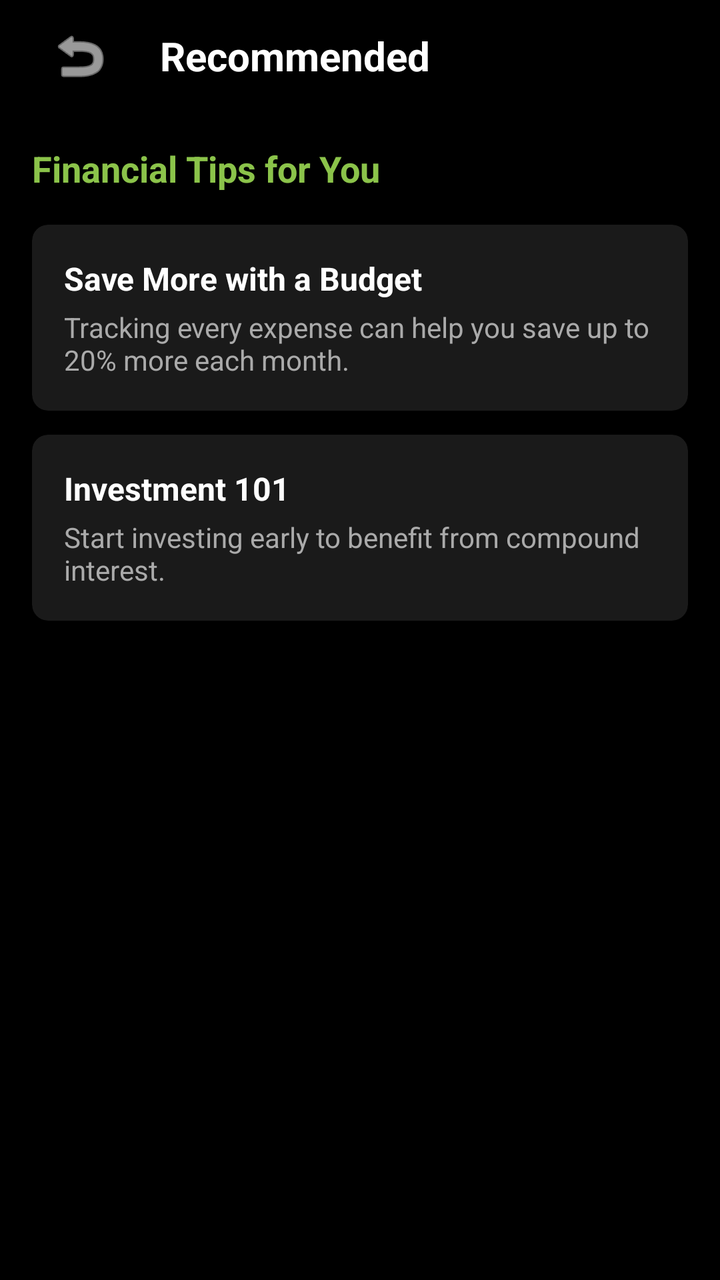
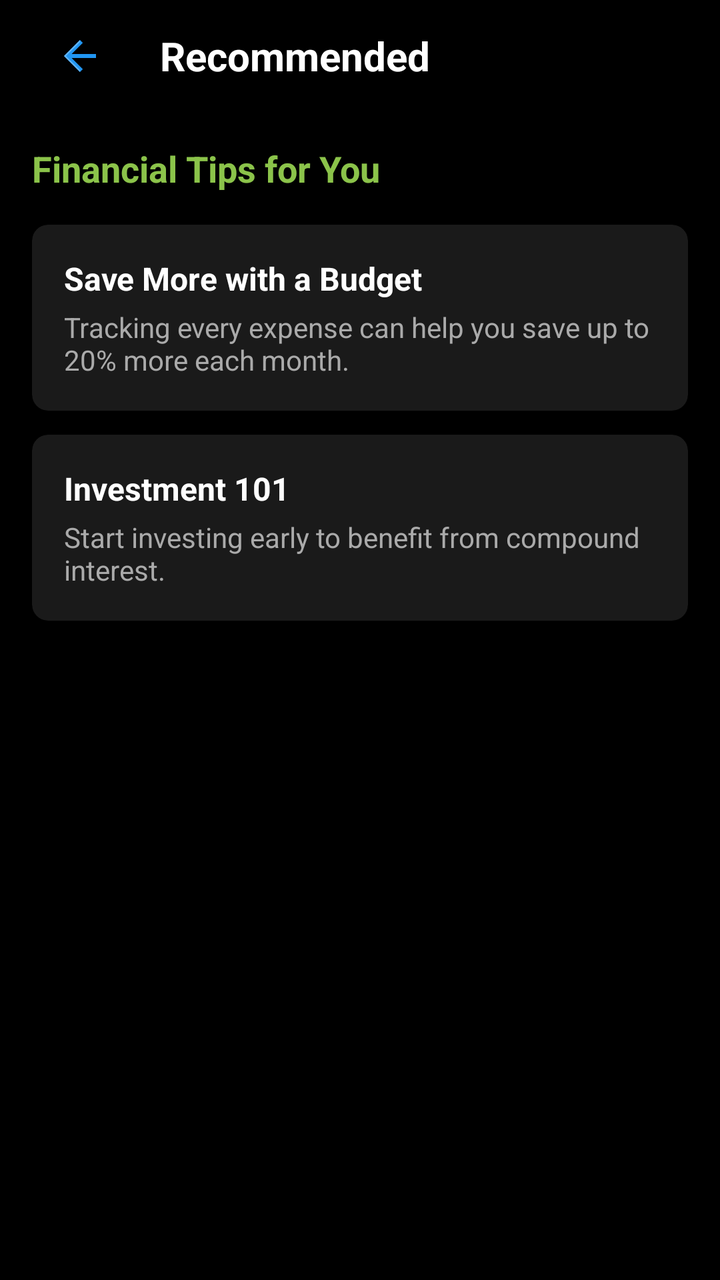

An Android layout rendered at two revisions. The XML below is the earlier revision; the diff shows what the commit changed to produce the second picture.
<!-- AndroidManifest.xml: activity theme Theme.MyCalendar2026SAR -->
<!-- res/layout/activity_recommend.xml -->
<?xml version="1.0" encoding="utf-8"?>
<androidx.constraintlayout.widget.ConstraintLayout xmlns:android="http://schemas.android.com/apk/res/android"
    xmlns:app="http://schemas.android.com/apk/res-auto"
    xmlns:tools="http://schemas.android.com/tools"
    android:layout_width="match_parent"
    android:layout_height="match_parent"
    android:background="#000000">

    <LinearLayout
        android:id="@+id/recommendTopBar"
        android:layout_width="match_parent"
        android:layout_height="56dp"
        android:gravity="center_vertical"
        android:orientation="horizontal"
        android:paddingStart="16dp"
        android:paddingEnd="16dp"
        app:layout_constraintTop_toTopOf="parent">

        <ImageButton
            android:id="@+id/recommendBackButton"
            android:layout_width="48dp"
            android:layout_height="48dp"
            android:background="?attr/selectableItemBackgroundBorderless"
            android:contentDescription="Back"
            android:src="@android:drawable/ic_menu_revert"
            app:tint="@color/white" />

        <TextView
            android:layout_width="0dp"
            android:layout_height="wrap_content"
            android:layout_marginStart="16dp"
            android:layout_weight="1"
            android:text="Recommended"
            android:textColor="@color/white"
            android:textSize="20sp"
            android:textStyle="bold" />
    </LinearLayout>

    <ScrollView
        android:layout_width="match_parent"
        android:layout_height="0dp"
        app:layout_constraintBottom_toBottomOf="parent"
        app:layout_constraintTop_toBottomOf="@id/recommendTopBar">

        <LinearLayout
            android:layout_width="match_parent"
            android:layout_height="wrap_content"
            android:orientation="vertical"
            android:padding="16dp">

            <TextView
                android:layout_width="wrap_content"
                android:layout_height="wrap_content"
                android:text="Financial Tips for You"
                android:textColor="@color/light_green"
                android:textSize="18sp"
                android:textStyle="bold"
                android:layout_marginBottom="16dp"/>

            
            <androidx.cardview.widget.CardView
                android:layout_width="match_parent"
                android:layout_height="wrap_content"
                app:cardBackgroundColor="@color/card_dark"
                app:cardCornerRadius="8dp"
                android:layout_marginBottom="12dp">
                <LinearLayout
                    android:layout_width="match_parent"
                    android:layout_height="wrap_content"
                    android:orientation="vertical"
                    android:padding="16dp">
                    <TextView
                        android:layout_width="wrap_content"
                        android:layout_height="wrap_content"
                        android:text="Save More with a Budget"
                        android:textColor="@color/white"
                        android:textSize="16sp"
                        android:textStyle="bold"/>
                    <TextView
                        android:layout_width="wrap_content"
                        android:layout_height="wrap_content"
                        android:layout_marginTop="4dp"
                        android:text="Tracking every expense can help you save up to 20% more each month."
                        android:textColor="@color/text_secondary"
                        android:textSize="14sp"/>
                </LinearLayout>
            </androidx.cardview.widget.CardView>

            <androidx.cardview.widget.CardView
                android:layout_width="match_parent"
                android:layout_height="wrap_content"
                app:cardBackgroundColor="@color/card_dark"
                app:cardCornerRadius="8dp"
                android:layout_marginBottom="12dp">
                <LinearLayout
                    android:layout_width="match_parent"
                    android:layout_height="wrap_content"
                    android:orientation="vertical"
                    android:padding="16dp">
                    <TextView
                        android:layout_width="wrap_content"
                        android:layout_height="wrap_content"
                        android:text="Investment 101"
                        android:textColor="@color/white"
                        android:textSize="16sp"
                        android:textStyle="bold"/>
                    <TextView
                        android:layout_width="wrap_content"
                        android:layout_height="wrap_content"
                        android:layout_marginTop="4dp"
                        android:text="Start investing early to benefit from compound interest."
                        android:textColor="@color/text_secondary"
                        android:textSize="14sp"/>
                </LinearLayout>
            </androidx.cardview.widget.CardView>

        </LinearLayout>
    </ScrollView>

</androidx.constraintlayout.widget.ConstraintLayout>
<!-- resources referenced by this layout -->
<resources>
  <color name="card_dark">#1A1A1A</color>
  <color name="light_green">#8BC34A</color>
  <color name="text_secondary">#AAAAAA</color>
  <color name="white">#FFFFFFFF</color>
  <style name="Theme.MyCalendar2026SAR" parent="Theme.MaterialComponents.DayNight.NoActionBar">
          
          <item name="colorPrimary">@color/light_green</item>
          <item name="colorPrimaryVariant">@color/hunter_green</item>
          <item name="colorOnPrimary">@color/white</item>
          
          <item name="colorSecondary">@color/teal_200</item>
          <item name="colorSecondaryVariant">@color/teal_700</item>
          <item name="colorOnSecondary">@color/black</item>
          
          <item name="android:statusBarColor">?attr/colorPrimaryVariant</item>
  
          <item name="colorControlActivated">@color/light_green</item>
  
          <item name="android:listPreferredItemPaddingStart">8dp</item>
          <item name="android:listPreferredItemPaddingEnd">8dp</item>
          <item name="android:textAppearanceLargePopupMenu">@style/CustomMenuTextAppearance</item>
          <item name="android:textAppearanceSmallPopupMenu">@style/CustomMenuTextAppearance</item>
          <item name="android:popupMenuStyle">@style/CustomPopupMenuStyle</item>
  
          
          <item name="materialAlertDialogTheme">@style/CustomAlertDialogTheme</item>
          <item name="alertDialogTheme">@style/CustomAlertDialogTheme</item>
      </style>
  <color name="hunter_green">#355E3B</color>
  <color name="teal_200">#FF03DAC5</color>
  <color name="teal_700">#FF018786</color>
  <color name="black">#FF000000</color>
  <style name="CustomMenuTextAppearance" parent="TextAppearance.AppCompat.Widget.PopupMenu.Large">
          <item name="android:textSize">@dimen/_10ssp</item>
          <item name="android:textColor">@color/white</item>
      </style>
  <style name="CustomPopupMenuStyle" parent="Widget.AppCompat.PopupMenu">
          <item name="android:minWidth">@dimen/_110sdp</item>
      </style>
  <style name="CustomAlertDialogTheme" parent="ThemeOverlay.MaterialComponents.MaterialAlertDialog">
          <item name="colorPrimary">@color/light_green</item>
          <item name="colorAccent">@color/light_green</item>
          <item name="colorSecondary">@color/light_green</item>
          <item name="android:textColorPrimary">@color/white</item>
          
          <item name="buttonBarPositiveButtonStyle">@style/GreenButtonStyle</item>
          <item name="buttonBarNegativeButtonStyle">@style/GreenButtonStyle</item>
          <item name="buttonBarNeutralButtonStyle">@style/GreenButtonStyle</item>
      </style>
  <style name="GreenButtonStyle" parent="Widget.MaterialComponents.Button.TextButton">
          <item name="android:textColor">@color/light_green</item>
      </style>
</resources>

<!-- the commit's change to res/layout/activity_recommend.xml (unified diff, before → after) -->
@@ -22,8 +22,7 @@
             android:layout_height="48dp"
             android:background="?attr/selectableItemBackgroundBorderless"
             android:contentDescription="Back"
-            android:src="@android:drawable/ic_menu_revert"
-            app:tint="@color/white" />
+            android:src="@drawable/ic_back_color" />
 
         <TextView
             android:layout_width="0dp"
<!-- resource entries referenced after the edit -->
@@ -4,6 +4,21 @@
   <color name="light_green">#8BC34A</color>
   <color name="text_secondary">#AAAAAA</color>
   <color name="white">#FFFFFFFF</color>
+  <!-- drawable ic_back_color (drawable) -->
+  <vector xmlns:android="http://schemas.android.com/apk/res/android"
+      android:width="24dp"
+      android:height="24dp"
+      android:viewportWidth="24"
+      android:viewportHeight="24">
+      
+      <path
+          android:fillColor="#2196F3"
+          android:pathData="M20,11H7.83l5.59,-5.59L12,4l-8,8 8,8 1.41,-1.41L7.83,13H20v-2z" />
+      
+      <path
+          android:fillColor="#64B5F6"
+          android:pathData="M12,4l-8,8l8,8v-1l-7,-7l7,-7V4z" />
+  </vector>
   <style name="Theme.MyCalendar2026SAR" parent="Theme.MaterialComponents.DayNight.NoActionBar">
           
           <item name="colorPrimary">@color/light_green</item>
